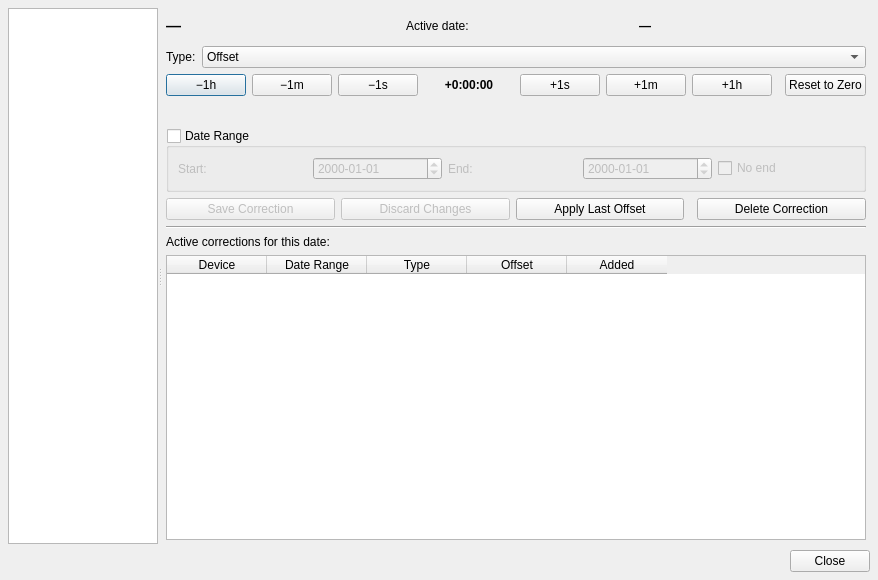
tomasohara/OSCAR-SQL, file oscar/devicetimecorrectiondialog.ui: the form before one commit.
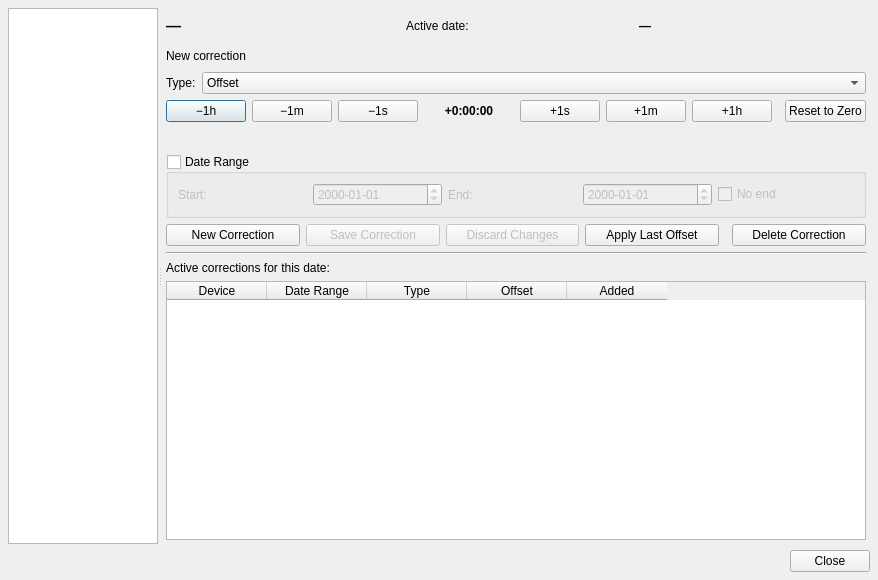
The form after the commit.

Commit message:
Fix device-switch logic and simplify signal handling in time corrections dialog
Clear stale m_staged unconditionally on device change (not only when
m_hasStagedChange is set), remove the redundant refreshCurrentOffset call
that ran before the history refresh, and inline autoPopulateForCurrentDevice
as a simple guard. Replace all blockSignals(true/false) pairs with
QSignalBlocker RAII. Show +0:00:00 in the offset label when in
new-correction mode so it reflects what will be saved, not the device total.

```diff
--- a/oscar/devicetimecorrectiondialog.ui
+++ b/oscar/devicetimecorrectiondialog.ui
@@ -51,6 +51,14 @@
         </layout>
        </item>
 
+       <!-- Mode indicator -->
+       <item>
+        <widget class="QLabel" name="modeLabel">
+         <property name="text"><string>New correction</string></property>
+         <property name="minimumSize"><size><width>0</width><height>20</height></size></property>
+        </widget>
+       </item>
+
        <!-- Correction type -->
        <item>
         <layout class="QFormLayout">
@@ -135,6 +143,11 @@
        <!-- Save / Discard / Apply Last Offset -->
        <item>
         <layout class="QHBoxLayout">
+         <item>
+          <widget class="QPushButton" name="btnNewCorrection">
+           <property name="text"><string>New Correction</string></property>
+          </widget>
+         </item>
          <item>
           <widget class="QPushButton" name="btnSaveCorrection">
            <property name="text"><string>Save Correction</string></property>
```
The commit also changes 2 other files.
